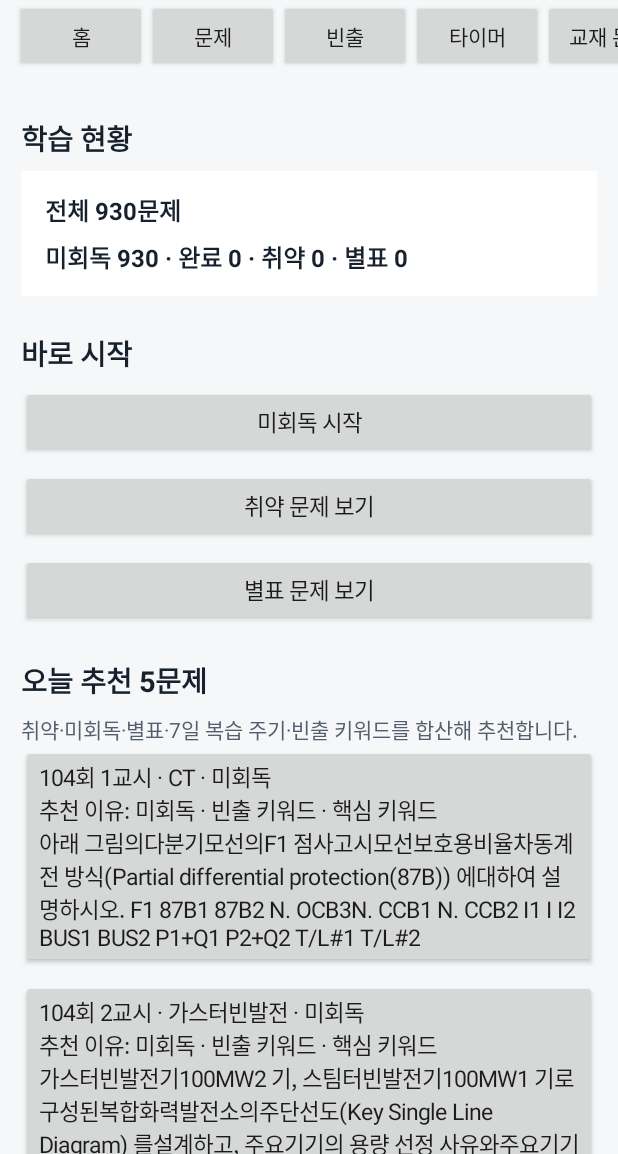
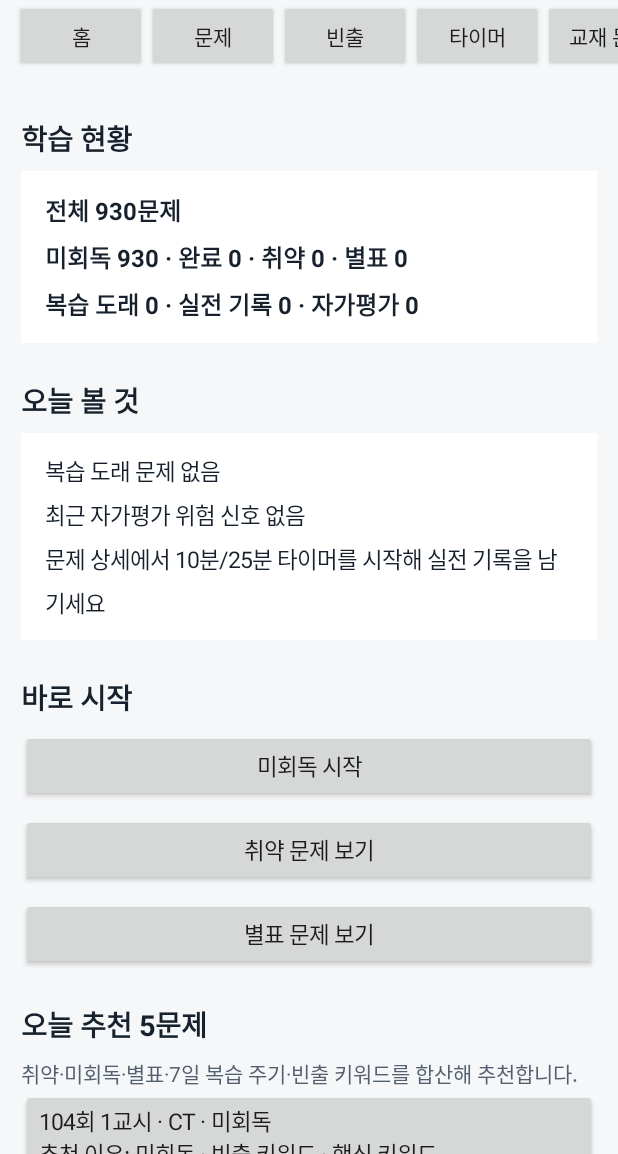
Before and after one commit to jsh63982nd-tech/1, an Android app: the screen it shows after launch (MainActivity), on a phone screen of 412 x 824 dp, the part 82-1236 px from its top. Run offline under Robolectric (Android 15) with nearby library versions, the phone set to English and light mode, and no system bars.

Commit message:
Improve Android home summary and docs

```diff
--- a/android-app/app/build.gradle
+++ b/android-app/app/build.gradle
@@ -10,7 +10,7 @@ android {
         applicationId "kr.powerexam.review"
         minSdk 23
         targetSdk 35
-        versionCode 20
-        versionName "20.0"
+        versionCode 21
+        versionName "21.0"
     }
 }
--- a/android-app/app/src/main/java/kr/powerexam/review/MainActivity.java
+++ b/android-app/app/src/main/java/kr/powerexam/review/MainActivity.java
@@ -289,7 +289,9 @@ public class MainActivity extends Activity {
 
         Stats stats = db.stats();
         body.addView(section("학습 현황"));
-        body.addView(learningCard("전체 " + stats.total + "문제\n미회독 " + stats.unseen + " · 완료 " + stats.done + " · 취약 " + stats.weak + " · 별표 " + stats.starred, 16, true));
+        body.addView(learningCard(homeStatusText(stats), 16, true));
+        body.addView(section("오늘 볼 것"));
+        body.addView(learningCard(homeFocusText(stats), 15, false));
 
         body.addView(section("바로 시작"));
         body.addView(actionButton("미회독 시작", v -> {
@@ -310,6 +312,35 @@ public class MainActivity extends Activity {
         for (Question q : db.recommended(5)) {
             body.addView(recommendationButton(q, v -> showDetail(q.id)));
         }
+    }
+
+    private String homeStatusText(Stats stats) {
+        return "전체 " + stats.total + "문제\n" +
+                "미회독 " + stats.unseen + " · 완료 " + stats.done + " · 취약 " + stats.weak + " · 별표 " + stats.starred + "\n" +
+                "복습 도래 " + stats.due + " · 실전 기록 " + stats.timed + " · 자가평가 " + stats.graded;
+    }
+
+    private String homeFocusText(Stats stats) {
+        List<String> lines = new ArrayList<>();
+        if (stats.due > 0) {
+            lines.add("복습 도래 " + stats.due + "문제부터 처리");
+        } else {
+            lines.add("복습 도래 문제 없음");
+        }
+        if (stats.weak > 0) {
+            lines.add("취약 " + stats.weak + "문제 재회독");
+        }
+        if (stats.lowGrade > 0 || stats.timeOver > 0 || stats.keywordMiss > 0) {
+            lines.add("자가평가 보완: 하 " + stats.lowGrade + " · 시간 초과 " + stats.timeOver + " · 키워드 누락 " + stats.keywordMiss);
+        } else {
+            lines.add("최근 자가평가 위험 신호 없음");
+        }
+        if (stats.timed > 0) {
+            lines.add("실전 기록 " + stats.timed + "문제 · 평균 " + formatDuration(stats.avgElapsedSeconds));
+        } else {
+            lines.add("문제 상세에서 10분/25분 타이머를 시작해 실전 기록을 남기세요");
+        }
+        return String.join("\n", lines);
     }
 
     private void showTimer() {
@@ -1469,6 +1500,12 @@ public class MainActivity extends Activity {
         int weak;
         int due;
         int starred;
+        int timed;
+        int graded;
+        int lowGrade;
+        int timeOver;
+        int keywordMiss;
+        int avgElapsedSeconds;
     }
 
     private class QuestionAdapter extends BaseAdapter {
@@ -1707,6 +1744,12 @@ public class MainActivity extends Activity {
             stats.weak = stateCount(FILTER_WEAK);
             stats.due = scalarInt(database, "SELECT COUNT(*) FROM state WHERE dueAt IS NOT NULL AND dueAt <> '' AND dueAt <= date('now')");
             stats.starred = scalarInt(database, "SELECT COUNT(*) FROM state WHERE starred=1");
+            stats.timed = scalarInt(database, "SELECT COUNT(*) FROM state WHERE elapsedSeconds > 0");
+            stats.graded = scalarInt(database, "SELECT COUNT(*) FROM state WHERE IFNULL(selfGrade,'') <> ''");
+            stats.lowGrade = scalarInt(database, "SELECT COUNT(*) FROM state WHERE selfGrade='하'");
+            stats.timeOver = scalarInt(database, "SELECT COUNT(*) FROM state WHERE IFNULL(selfTags,'') LIKE '%시간 초과%'");
+            stats.keywordMiss = scalarInt(database, "SELECT COUNT(*) FROM state WHERE IFNULL(selfTags,'') LIKE '%키워드 누락%'");
+            stats.avgElapsedSeconds = scalarInt(database, "SELECT IFNULL(CAST(AVG(elapsedSeconds) AS INTEGER),0) FROM state WHERE elapsedSeconds > 0");
             stats.unseen = stats.total - stats.done - stats.weak;
             return stats;
         }
```
Also changed, not shown: 1 other file.
